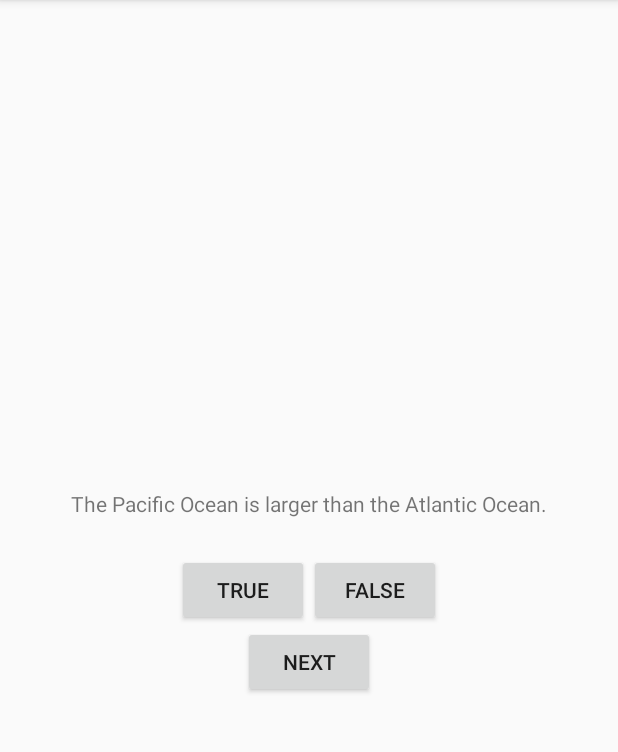
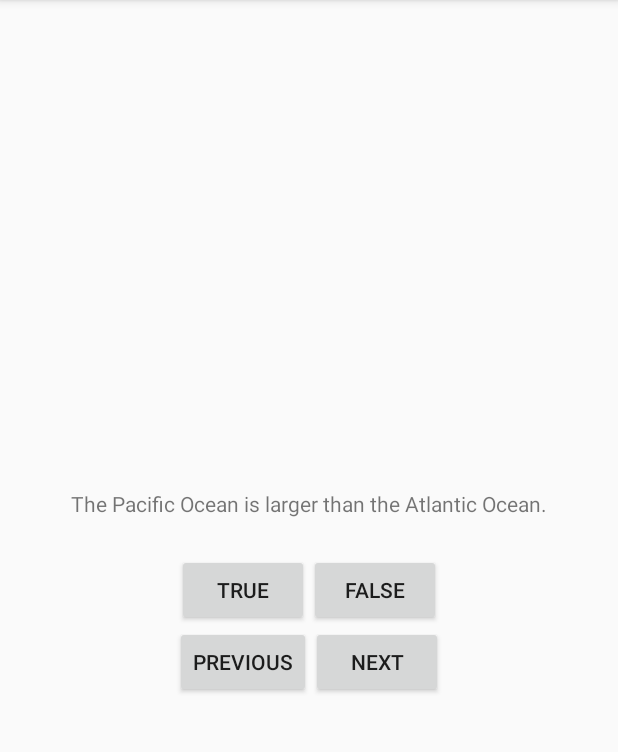
Before and after one commit to peterokwara/GeoQuiz, an Android app: the screen it shows after launch (QuizActivity), on a phone screen of 412 x 824 dp, the part 84-836 px from its top. Run offline under Robolectric (Android 15) with nearby library versions, the phone set to English and light mode, and no system bars.

Commit message:
Add a previous button and wire up the controller for it to work

```diff
--- a/app/src/main/java/com/example/peter/geoquiz/QuizActivity.java
+++ b/app/src/main/java/com/example/peter/geoquiz/QuizActivity.java
@@ -12,6 +12,7 @@ public class QuizActivity extends AppCompatActivity {
     private Button mTrueButton;
     private Button mFalseButton;
     private Button mNextButton;
+    private Button mPreviousButton;
     private TextView mQuestionTextView;
 
     // Load the list of all the questions into an array
@@ -65,6 +66,17 @@ public class QuizActivity extends AppCompatActivity {
                 updateQuestion();
             }
         });
+
+        // Get references to the previous button widget and set up a listener
+        mPreviousButton = (Button) findViewById(R.id.previous_button);
+        mPreviousButton.setOnClickListener(new View.OnClickListener(){
+
+            @Override
+            public void onClick(View view) {
+                mCurrentIndex = (mCurrentIndex - 1) % mQuestionBank.length;
+                updateQuestion();
+            }
+        });
         updateQuestion();
 
         // Get references to the true button widget and set up a listener
--- a/app/src/main/res/layout/activity_quiz.xml
+++ b/app/src/main/res/layout/activity_quiz.xml
@@ -9,10 +9,10 @@
     tools:context="com.example.peter.geoquiz.QuizActivity">
 
     <TextView
+        android:id="@+id/question_text_view"
         android:layout_width="wrap_content"
         android:layout_height="wrap_content"
-        android:padding="24dp"
-        android:id="@+id/question_text_view"/>
+        android:padding="24dp"/>
 
     <LinearLayout
         android:layout_width="wrap_content"
@@ -20,22 +20,37 @@
         android:orientation="horizontal">
 
         <Button
+            android:id="@+id/true_button"
             android:layout_width="wrap_content"
             android:layout_height="wrap_content"
-            android:text="@string/true_button"
-            android:id="@+id/true_button"/>
+            android:text="@string/true_button"/>
 
         <Button
+            android:id="@+id/false_button"
             android:layout_width="wrap_content"
             android:layout_height="wrap_content"
-            android:text="@string/false_button"
-            android:id="@+id/false_button"/>
+            android:text="@string/false_button"/>
 
     </LinearLayout>
 
-    <Button
+
+    <LinearLayout
         android:layout_width="wrap_content"
         android:layout_height="wrap_content"
-        android:id="@+id/next_button"
-        android:text="@string/next_button"/>
+        android:orientation="horizontal">
+
+        <Button
+            android:id="@+id/previous_button"
+            android:layout_width="wrap_content"
+            android:layout_height="wrap_content"
+            android:text="@string/previous_button"/>
+
+        <Button
+            android:id="@+id/next_button"
+            android:layout_width="wrap_content"
+            android:layout_height="wrap_content"
+            android:text="@string/next_button"/>
+
+    </LinearLayout>
+
 </LinearLayout>
--- a/app/src/main/res/values/strings.xml
+++ b/app/src/main/res/values/strings.xml
@@ -5,6 +5,7 @@
     <string name="true_button">True</string>
     <string name="false_button">False</string>
     <string name="next_button">Next</string>
+    <string name="previous_button">Previous</string>
 
     <!--Strings for the toast notification-->
     <string name="correct_toast">Correct!</string>
```
